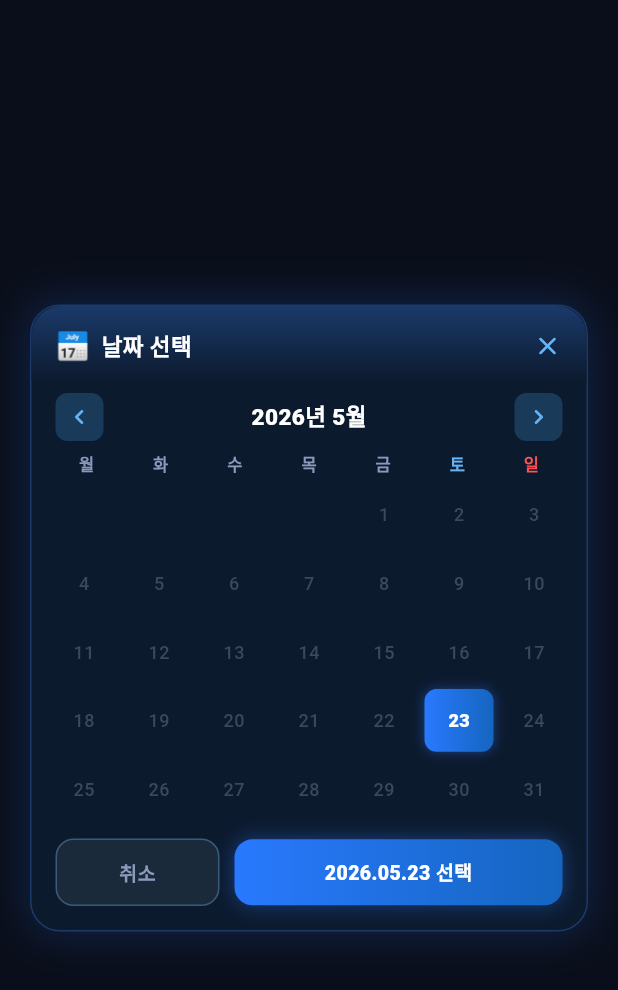
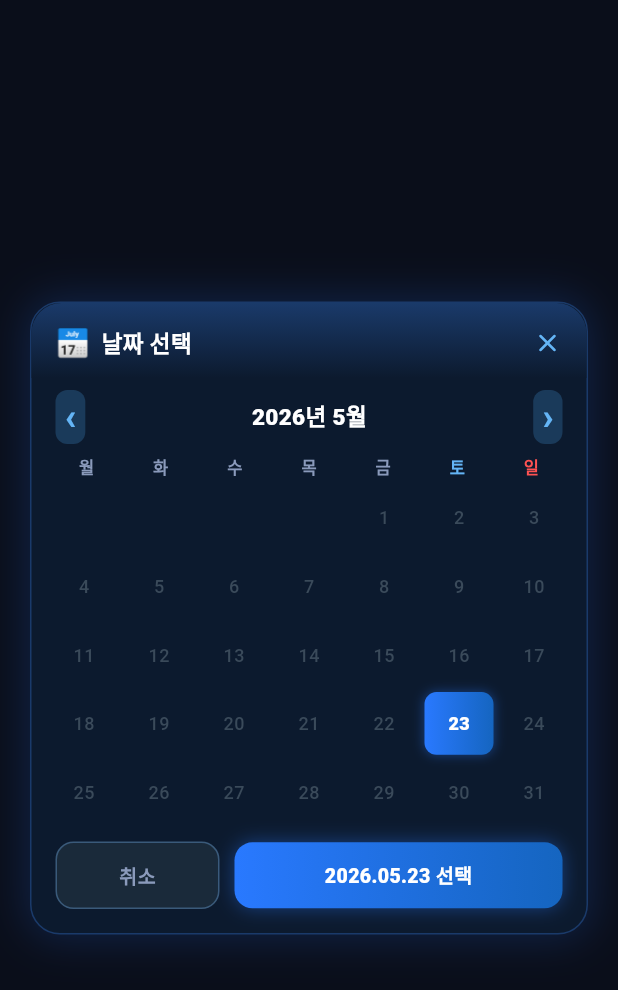
Before and after one commit to kcb8734/race-master-boratalk, a Flutter app: the _CalendarModal widget shown alone on an empty page, opened directly with empty values, on a phone screen of 412 x 824 dp. Shown: the top 990 px of the screen. Run offline on Flutter 3.47's test engine with Material 3 defaults, Android fonts, the phone set to English and light mode, and no system bars; our stand-ins replace shared_preferences; accounts and stored records are empty; network calls fail; Roboto replaces fonts that are missing (Pretendard).

Commit message:
fix: 샌드박스 모달 렌더링 버그 수정
- _RaceNoPickerModal 헤더 이모지(🔢) → Icon(Icons.tag_rounded) 교체
  (플랫폼 이모지 폰트 가용성 이슈로 깨짐 현상 발생)
- _CalendarModal 전월/다음월 아이콘
  Icons.chevron_left/right_rounded → Text('‹'/'›') 교체
  (Material Icons tree-shaking 제외로 빈 박스 표시 문제 해결)
- flutter analyze --no-fatal-infos: exit_code=0 (info 24건, 변동 없음)
- flutter build web --release: exit_code=0 (41초)

```diff
--- a/lib/screens/sandbox_mode_screen.dart
+++ b/lib/screens/sandbox_mode_screen.dart
@@ -1874,8 +1874,13 @@ class _CalendarModalState extends State<_CalendarModal> {
                         color: const Color(0xFF1A3A5A),
                         borderRadius: BorderRadius.circular(8),
                       ),
-                      child: const Icon(Icons.chevron_left_rounded,
-                          color: Color(0xFF64B5F6), size: 20),
+                      child: const Text('‹',
+                          style: TextStyle(
+                            color: Color(0xFF64B5F6),
+                            fontSize: 24,
+                            fontWeight: FontWeight.w900,
+                            height: 1.0,
+                          )),
                     ),
                   ),
                   Text(
@@ -1892,8 +1897,13 @@ class _CalendarModalState extends State<_CalendarModal> {
                         color: const Color(0xFF1A3A5A),
                         borderRadius: BorderRadius.circular(8),
                       ),
-                      child: const Icon(Icons.chevron_right_rounded,
-                          color: Color(0xFF64B5F6), size: 20),
+                      child: const Text('›',
+                          style: TextStyle(
+                            color: Color(0xFF64B5F6),
+                            fontSize: 24,
+                            fontWeight: FontWeight.w900,
+                            height: 1.0,
+                          )),
                     ),
                   ),
                 ],
@@ -2122,7 +2132,7 @@ class _RaceNoPickerModalState extends State<_RaceNoPickerModal> {
               ),
               child: Row(
                 children: [
-                  const Text('🔢', style: TextStyle(fontSize: 18)),
+                  const Icon(Icons.tag_rounded, color: Color(0xFFB388FF), size: 22),
                   const SizedBox(width: 8),
                   const Text('경주번호 선택',
                       style: TextStyle(
```
